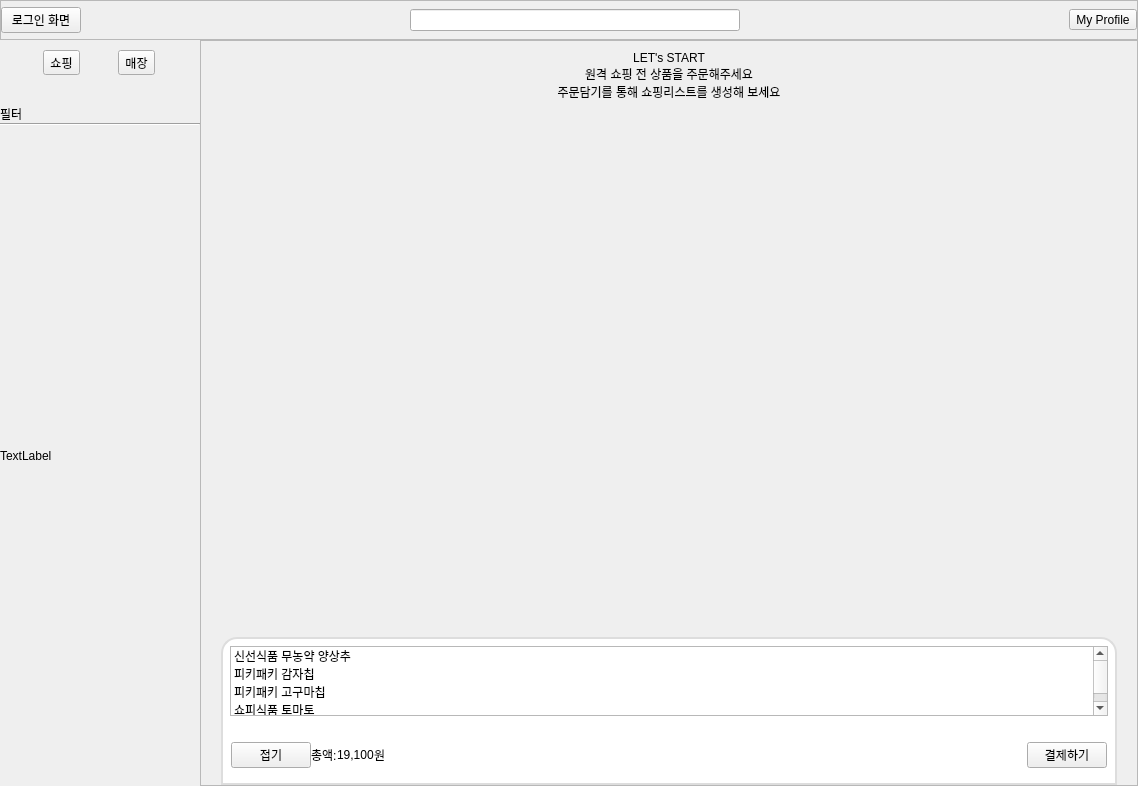
First picture: the form in shopee_ros2/src/shopee_app/ui/layout_user.ui, repository addinedu-roscamp-7th/roscamp-repo-1, before the edit.
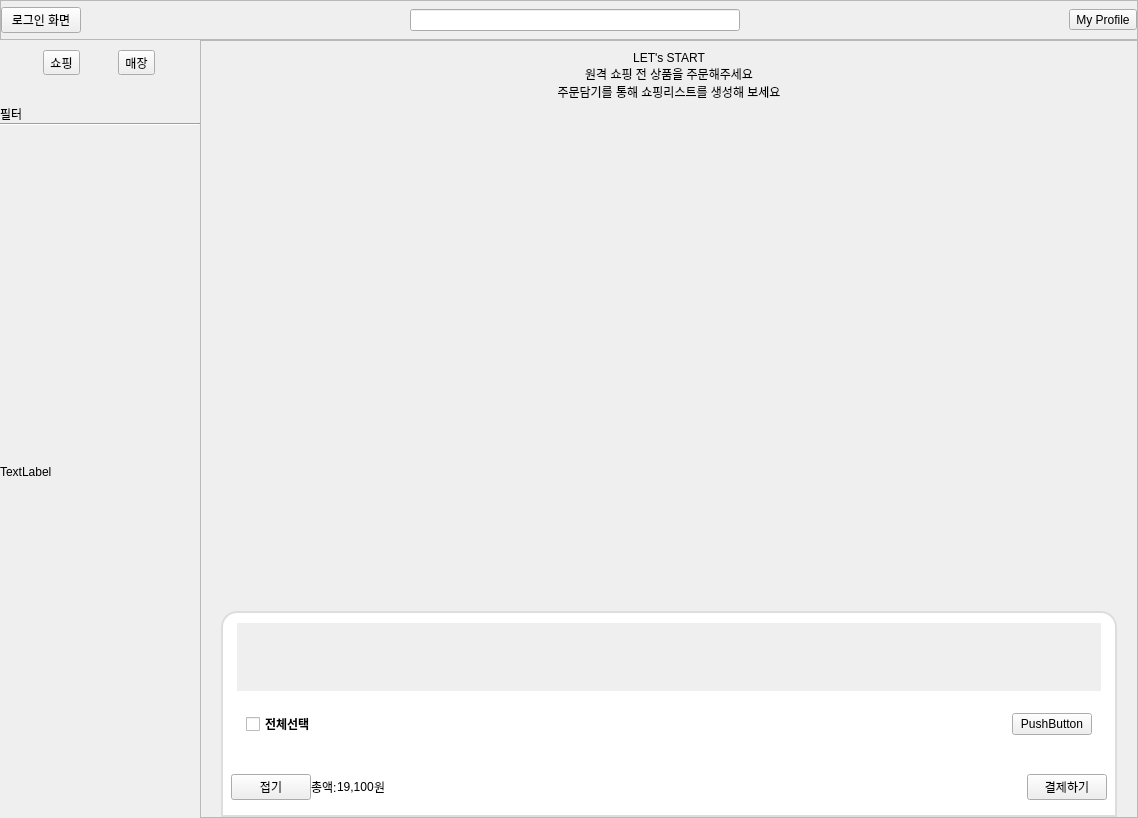
Second picture: the form after the edit.

```diff
--- a/shopee_ros2/src/shopee_app/ui/layout_user.ui
+++ b/shopee_ros2/src/shopee_app/ui/layout_user.ui
@@ -7,7 +7,7 @@
     <x>0</x>
     <y>0</y>
     <width>1138</width>
-    <height>786</height>
+    <height>818</height>
    </rect>
   </property>
   <property name="sizePolicy">
@@ -439,7 +439,7 @@
                   <x>0</x>
                   <y>0</y>
                   <width>896</width>
-                  <height>566</height>
+                  <height>565</height>
                  </rect>
                 </property>
                 <property name="sizePolicy">
@@ -448,7 +448,7 @@
                   <verstretch>0</verstretch>
                  </sizepolicy>
                 </property>
-                <layout class="QVBoxLayout" name="verticalLayout_2" stretch="0,0,0,1,5,1">
+                <layout class="QVBoxLayout" name="verticalLayout_2" stretch="0,0,0,1,5">
                  <property name="spacing">
                   <number>0</number>
                  </property>
@@ -515,22 +515,6 @@
                    <layout class="QGridLayout" name="gridLayout_2"/>
                   </widget>
                  </item>
-                 <item>
-                  <spacer name="verticalSpacer">
-                   <property name="orientation">
-                    <enum>Qt::Vertical</enum>
-                   </property>
-                   <property name="sizeType">
-                    <enum>QSizePolicy::Expanding</enum>
-                   </property>
-                   <property name="sizeHint" stdset="0">
-                    <size>
-                     <width>20</width>
-                     <height>0</height>
-                    </size>
-                   </property>
-                  </spacer>
-                 </item>
                 </layout>
                </widget>
               </widget>
@@ -576,33 +560,117 @@
                    <enum>QFrame::Raised</enum>
                   </property>
                   <layout class="QVBoxLayout" name="verticalLayout_10">
+                   <property name="spacing">
+                    <number>12</number>
+                   </property>
+                   <property name="leftMargin">
+                    <number>16</number>
+                   </property>
+                   <property name="topMargin">
+                    <number>12</number>
+                   </property>
+                   <property name="rightMargin">
+                    <number>16</number>
+                   </property>
+                   <property name="bottomMargin">
+                    <number>12</number>
+                   </property>
                    <item>
-                    <widget class="QListWidget" name="listWidget">
+                    <widget class="QScrollArea" name="cart_item_scroll">
+                     <property name="frameShape">
+                      <enum>QFrame::NoFrame</enum>
+                     </property>
+                     <property name="horizontalScrollBarPolicy">
+                      <enum>Qt::ScrollBarAlwaysOff</enum>
+                     </property>
+                     <property name="widgetResizable">
+                      <bool>true</bool>
+                     </property>
+                     <widget class="QWidget" name="cart_items_container">
+                      <property name="geometry">
+                       <rect>
+                        <x>0</x>
+                        <y>0</y>
+                        <width>864</width>
+                        <height>68</height>
+                       </rect>
+                      </property>
+                      <layout class="QVBoxLayout" name="verticalLayout_16">
                      <item>
-                      <property name="text">
-                       <string>신선식품 무농약 양상추</string>
-                      </property>
+                        <widget class="QWidget" name="cart_items_layout" native="true">
+                         <layout class="QVBoxLayout" name="verticalLayout_19">
+                          <property name="spacing">
+                           <number>12</number>
+                          </property>
+                          <property name="leftMargin">
+                           <number>0</number>
+                          </property>
+                          <property name="topMargin">
+                           <number>0</number>
+                          </property>
+                          <property name="rightMargin">
+                           <number>0</number>
+                          </property>
+                          <property name="bottomMargin">
+                           <number>0</number>
+                          </property>
+                         </layout>
+                        </widget>
                      </item>
                      <item>
-                      <property name="text">
-                       <string>피키패키 감자칩</string>
-                      </property>
-                     </item>
+                        <spacer name="verticalSpacer">
+                         <property name="orientation">
+                          <enum>Qt::Vertical</enum>
+                         </property>
+                         <property name="sizeHint" stdset="0">
+                          <size>
+                           <width>0</width>
+                           <height>0</height>
+                          </size>
+                         </property>
+                        </spacer>
+                       </item>
+                      </layout>
+                     </widget>
+                    </widget>
+                   </item>
                      <item>
+                    <widget class="QWidget" name="widget_2" native="true">
+                     <layout class="QHBoxLayout" name="horizontalLayout_10">
+                      <item>
+                       <widget class="QCheckBox" name="chk_select_all">
+                        <property name="font">
+                         <font>
+                          <weight>75</weight>
+                          <bold>true</bold>
+                         </font>
+                        </property>
                       <property name="text">
-                       <string>피키패키 고구마칩</string>
-                      </property>
+                         <string>전체선택</string>
+                        </property>
+                       </widget>
                      </item>
                      <item>
-                      <property name="text">
-                       <string>쇼피식품 토마토</string>
-                      </property>
+                       <spacer name="horizontalSpacer_5">
+                        <property name="orientation">
+                         <enum>Qt::Horizontal</enum>
+                        </property>
+                        <property name="sizeHint" stdset="0">
+                         <size>
+                          <width>40</width>
+                          <height>20</height>
+                         </size>
+                        </property>
+                       </spacer>
                      </item>
                      <item>
+                       <widget class="QPushButton" name="pushButton">
                       <property name="text">
-                       <string/>
-                      </property>
-                     </item>
+                         <string>PushButton</string>
+                        </property>
+                       </widget>
+                      </item>
+                     </layout>
                     </widget>
                    </item>
                   </layout>
```
Left out of the diff: 2 changed lines with no effect on the pictures. Lines whose indentation alone changed are shown as unchanged.
